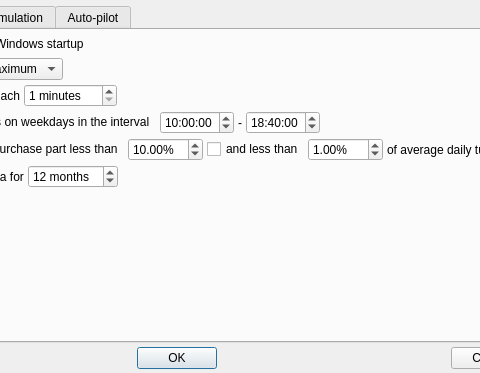
Before: the Qt Designer form app/src/dialogs/settingsdialog/settingsdialog.ui in Gris87/TInvestor, drawn with Qt 5; both pictures show x 96 to 576 and y 0 to 373 of the 1173 by 373 pixel window.
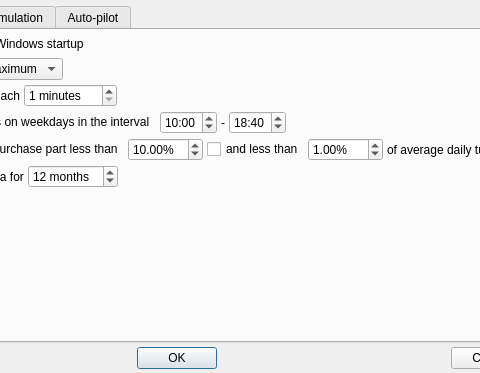
After: the same form once the commit is applied.

What changed in the file:
```diff
--- a/app/src/dialogs/settingsdialog/settingsdialog.ui
+++ b/app/src/dialogs/settingsdialog/settingsdialog.ui
@@ -175,6 +175,9 @@
          </item>
          <item>
           <widget class="QTimeEdit" name="scheduleStartTimeEdit">
+           <property name="displayFormat">
+            <string>H:mm</string>
+           </property>
            <property name="time">
             <time>
              <hour>10</hour>
@@ -193,6 +196,9 @@
          </item>
          <item>
           <widget class="QTimeEdit" name="scheduleEndTimeEdit">
+           <property name="displayFormat">
+            <string>H:mm</string>
+           </property>
            <property name="time">
             <time>
              <hour>18</hour>
```
